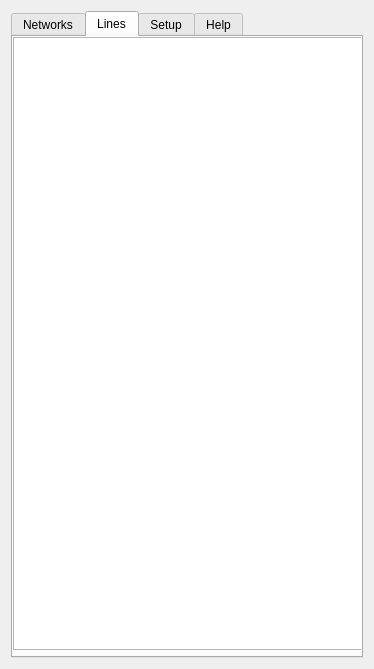
This is src/IPowerToolWidget.ui in Nikoli/qlandkartegt as Qt 5 draws it before an edit. The edited form follows.
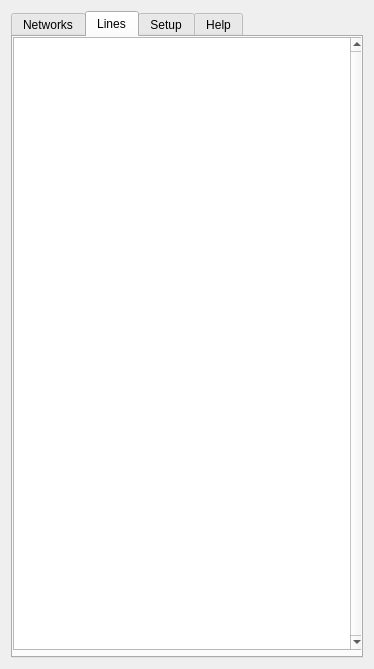
This is the edited form. The open tabs and pages were chosen to show the change.

```diff
--- a/src/IPowerToolWidget.ui
+++ b/src/IPowerToolWidget.ui
@@ -70,6 +70,12 @@
        <property name="contextMenuPolicy">
         <enum>Qt::CustomContextMenu</enum>
        </property>
+       <property name="verticalScrollBarPolicy">
+        <enum>Qt::ScrollBarAlwaysOn</enum>
+       </property>
+       <property name="horizontalScrollBarPolicy">
+        <enum>Qt::ScrollBarAsNeeded</enum>
+       </property>
       </widget>
      </widget>
      <widget class="QWidget" name="tab_Setup">
```
Left out of the diff: 1 changed line with no effect on the pictures.
